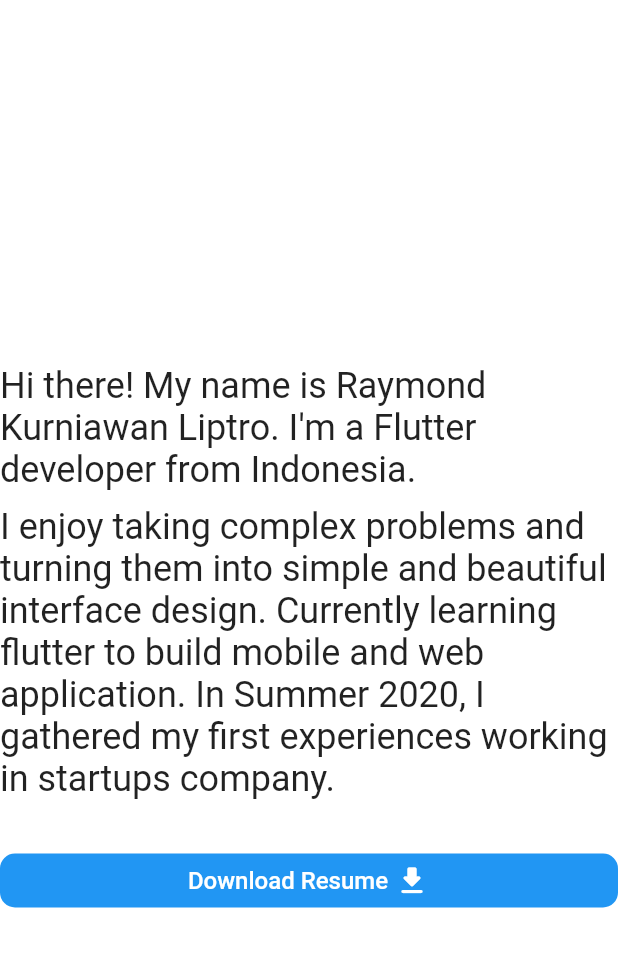
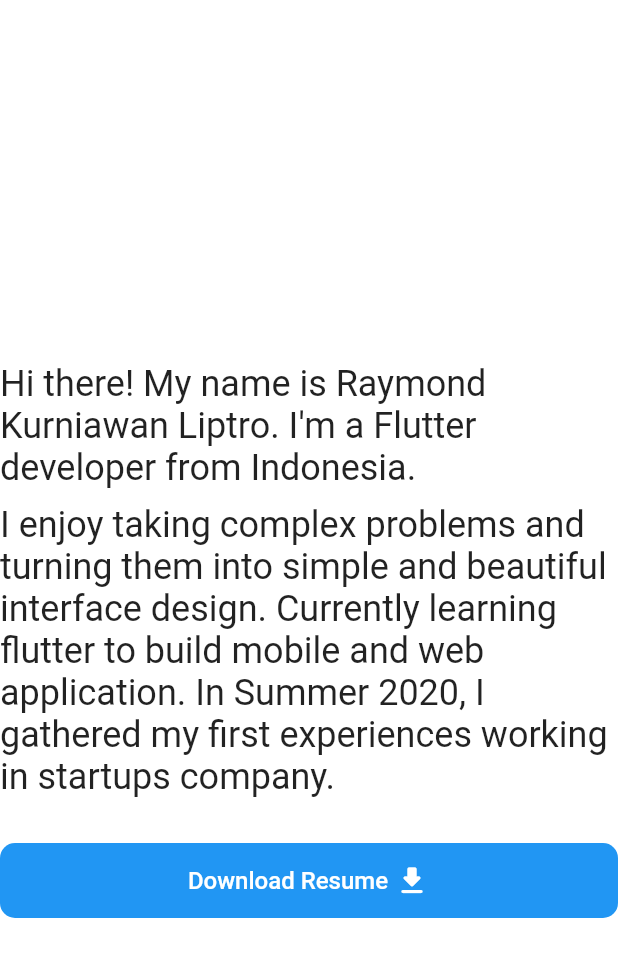
Before and after one commit to raymondk25/portfolioWeb, a Flutter app: the AboutMeBody widget shown alone on an empty page, opened directly, on a phone screen of 412 x 824 dp. Shown: the top 957 px of the screen. Run offline on Flutter 3.47's test engine with Material 2 defaults, Android fonts, the phone set to English and light mode, and no system bars; drawn by our look-alikes of auto_size_text; our stand-ins replace after_layout, animate_do, animated_text_kit, font_awesome_flutter, get, google_fonts and 1 more; missing offline and left inert: dart:html, webfeed.

Commit message:
Update project & experience

```diff
--- a/lib/aboutMe/aboutMe_body.dart
+++ b/lib/aboutMe/aboutMe_body.dart
@@ -31,21 +31,18 @@ class AboutMeBody extends StatelessWidget {
         ),
         SizedBox(height: isSmall ?? false ? 30 : 10),
         // ignore: deprecated_member_use
-        FlatButton(
-          shape: RoundedRectangleBorder(
-              borderRadius: BorderRadius.all(Radius.circular(10))),
-          color: Colors.blue,
-          onPressed: () => launch(
-              "https://drive.google.com/file/d/1KW5lDhnkeN4wW3SaALLo74Rg_UL-rDN8/view"),
+        TextButton(
+          style: TextButton.styleFrom(
+            shape: RoundedRectangleBorder(borderRadius: BorderRadius.all(Radius.circular(10))),
+            backgroundColor: Colors.blue,
+          ),
+          onPressed: () => launch("https://drive.google.com/file/d/1KW5lDhnkeN4wW3SaALLo74Rg_UL-rDN8/view"),
           child: Padding(
-            padding: EdgeInsets.symmetric(
-                horizontal: isSmall ?? false ? 5 : 10,
-                vertical: isSmall ?? false ? 5 : 10),
+            padding: EdgeInsets.symmetric(horizontal: isSmall ?? false ? 5 : 10, vertical: isSmall ?? false ? 5 : 10),
             child: Row(mainAxisAlignment: MainAxisAlignment.center, children: [
               Text(
                 'Download Resume ',
-                style: TextStyle(
-                    fontSize: isSmall ?? false ? 16 : 20, color: Colors.white),
+                style: TextStyle(fontSize: isSmall ?? false ? 16 : 20, color: Colors.white),
                 maxLines: 1,
               ),
               Icon(
--- a/lib/experience/experience_container.dart
+++ b/lib/experience/experience_container.dart
@@ -65,33 +65,32 @@ class ExperienceInfo {
 
 final experiences = [
   ExperienceInfo(
-      company: 'Quality Check (QC) @ 啟碁科技股份有限公司 (WNC)',
-      timeline: 'June 2019- August 2019 (3 months)',
+      company: 'Flutter Web Developer Intern @ 雲耕隊 (YPCloud)',
+      timeline: 'June 2020 - Sept 2020 (4 months)',
       descriptions: [
-        '- Controlled the whole procedure of production',
-        '- Proven ability to assist machine operators, assemblers and other worker',
-        '- Ensured the quality of the end products'
+        '- Learned Flutter for web development',
+        '- Build a simple web with Flutter',
       ]),
   ExperienceInfo(
-      company: 'App Developer @ 博睿科技 (Brilltek) | Start up',
-      timeline: 'Sept 2020 - Oct 2020 (1 month)',
+      company: 'App Developer Part-time @ 博睿科技 (Brilltek)',
+      timeline: 'Sept 2020 - Oct 2020 (2 month)',
       descriptions: [
         '- Design business card for mobile app',
+        '- Translating design into UI code',
         '- Worked in a team of 2 developers',
       ]),
   ExperienceInfo(
-      company: 'Front-end Developer Intern @ 雲耕隊 (YPCloud)',
-      timeline: 'June 2020 - Sept 2020 (4 months)',
+      company: 'Flutter Developer Intern @ 台灣基達科技股份有限公司',
+      timeline: 'January 2022 - August 2022 (8 months)',
       descriptions: [
-        '- Learned new programming languages',
-        '- Created a bot on telegram to give a notification information by Web scrapping with Node-RED',
-        '- Created a 3x3 grid Website with Flutter'
+        '- Learned how to use GetX and Firebase',
+        '- Build a mobile app for iOS and Android',
       ]),
   ExperienceInfo(
-      company: 'Flutter Developer Intern @ 台灣基達科技股份有限公司',
-      timeline: 'January 2022 - Present',
+      company: 'Flutter Developer @ 台灣基達科技股份有限公司',
+      timeline: 'Desember 2022- June 2023 (7 months)',
       descriptions: [
-        '- Currently, building a mobile app for iOS and Android',
-        '- Analyze and optimize app performance',
+        '- Building the Chongpuu mobile app on both iOS/Android platforms with Flutter',
+        '- Build the designs from wireframse into high quality code',
       ]),
 ];
```
Also changed, not shown: lib/header/header_body.dart (+11 -16 lines), lib/project/project_view.dart (+28 -34 lines), pubspec.yaml (+4 -6 lines), images/chatGPT_clone.png (added), images/login_page.png (deleted), images/login_pages.png (deleted), images/news_app.png (added), images/otp_verify.png (deleted), images/project_1.png (deleted), images/project_2.png (deleted), images/project_3.png (deleted), images/store_app.png (added), images/welcome_screen.png (deleted), pubspec.lock.
